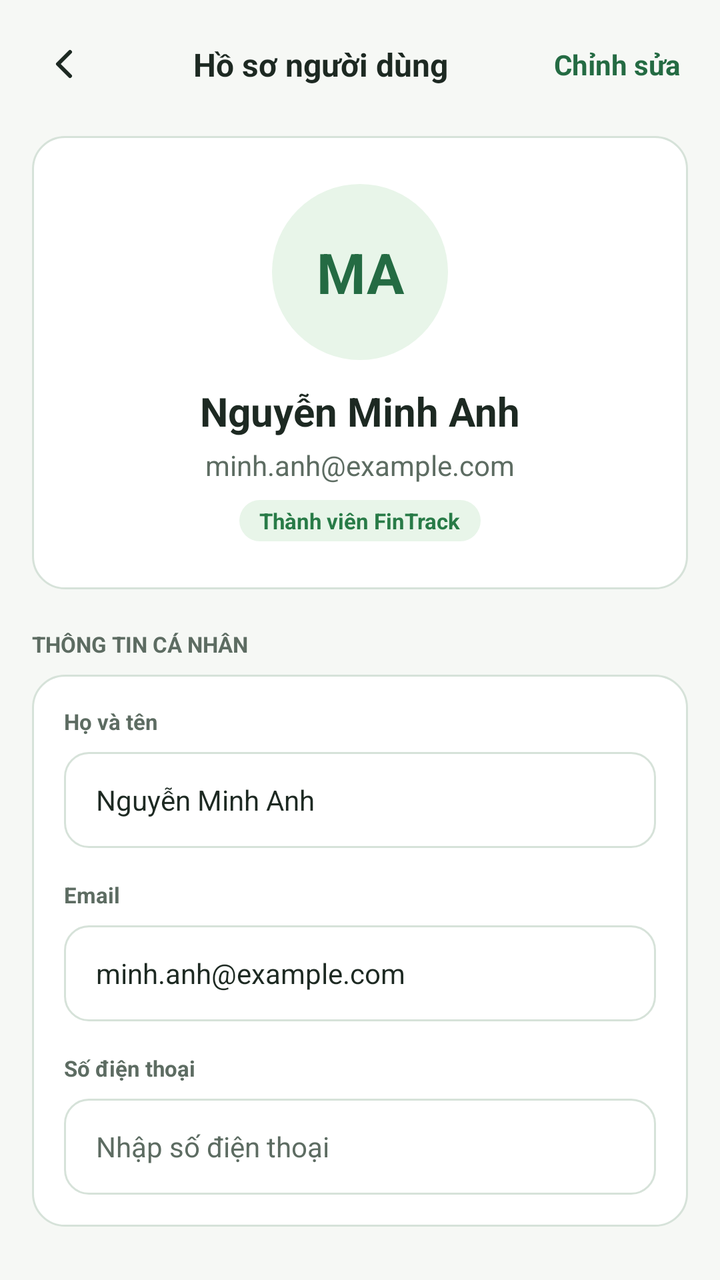
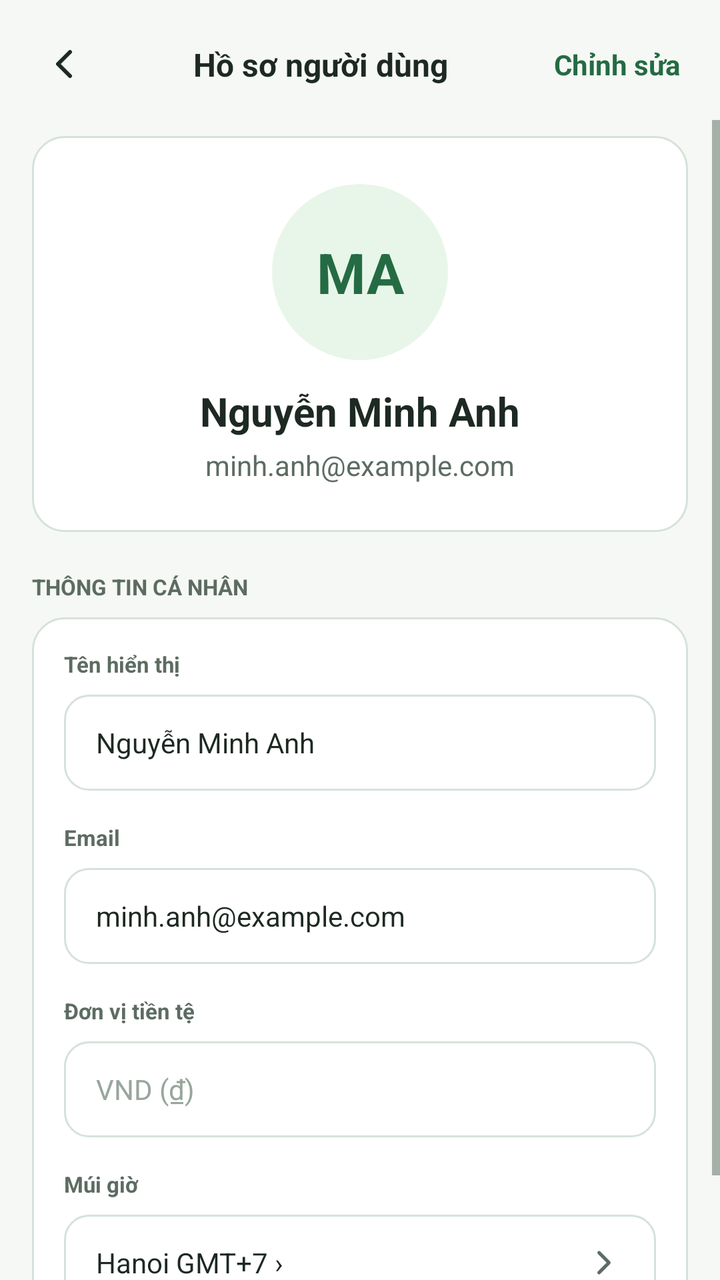

Before-and-after screenshots of an Android layout around one commit, followed by the original layout XML and the change that was made.
<!-- AndroidManifest.xml: application theme Theme.Fintrack -->
<!-- res/layout/activity_setting_user.xml -->
<?xml version="1.0" encoding="utf-8"?>
<androidx.constraintlayout.widget.ConstraintLayout xmlns:android="http://schemas.android.com/apk/res/android"
    xmlns:app="http://schemas.android.com/apk/res-auto"
    android:layout_width="match_parent"
    android:layout_height="match_parent"
    android:background="@color/bg_app_canvas"
    android:fitsSystemWindows="true">

    
    <androidx.constraintlayout.widget.ConstraintLayout
        android:id="@+id/rlHeader"
        android:layout_width="match_parent"
        android:layout_height="wrap_content"
        android:paddingHorizontal="@dimen/spacing_16"
        android:paddingTop="@dimen/spacing_16"
        android:paddingBottom="@dimen/spacing_12"
        app:layout_constraintTop_toTopOf="parent">

        <ImageButton
            android:id="@+id/btnBack"
            android:layout_width="@dimen/icon_back_size"
            android:layout_height="@dimen/icon_back_size"
            android:background="?attr/selectableItemBackgroundBorderless"
            android:contentDescription="@null"
            android:padding="4dp"
            android:src="@drawable/ic_arrow_back"
            app:layout_constraintBottom_toBottomOf="parent"
            app:layout_constraintStart_toStartOf="parent"
            app:layout_constraintTop_toTopOf="parent"
            app:tint="@color/text_primary" />

        <TextView
            android:id="@+id/tvHeaderTitle"
            android:layout_width="0dp"
            android:layout_height="wrap_content"
            android:layout_marginHorizontal="@dimen/spacing_8"
            android:gravity="center"
            android:text="@string/user_profile_title"
            android:textColor="@color/text_primary"
            android:textSize="@dimen/text_size_title_section"
            android:textStyle="bold"
            app:layout_constraintBottom_toBottomOf="parent"
            app:layout_constraintEnd_toStartOf="@id/btnEdit"
            app:layout_constraintStart_toEndOf="@id/btnBack"
            app:layout_constraintTop_toTopOf="parent" />

        <TextView
            android:id="@+id/btnEdit"
            android:layout_width="wrap_content"
            android:layout_height="wrap_content"
            android:background="?attr/selectableItemBackground"
            android:padding="@dimen/spacing_4"
            android:text="@string/action_edit"
            android:textColor="@color/color_primary"
            android:textSize="@dimen/text_size_body_primary"
            android:textStyle="bold"
            app:layout_constraintBottom_toBottomOf="parent"
            app:layout_constraintEnd_toEndOf="parent"
            app:layout_constraintTop_toTopOf="parent" />

    </androidx.constraintlayout.widget.ConstraintLayout>

    <ScrollView
        android:layout_width="match_parent"
        android:layout_height="0dp"
        android:clipToPadding="false"
        android:fillViewport="true"
        android:overScrollMode="never"
        android:paddingBottom="@dimen/spacing_24"
        app:layout_constraintBottom_toBottomOf="parent"
        app:layout_constraintTop_toBottomOf="@id/rlHeader">

        <androidx.constraintlayout.widget.ConstraintLayout
            android:layout_width="match_parent"
            android:layout_height="wrap_content"
            android:paddingHorizontal="@dimen/spacing_16">

            <LinearLayout
                android:id="@+id/llFormContainer"
                android:layout_width="0dp"
                android:layout_height="wrap_content"
                android:orientation="vertical"
                app:layout_constraintEnd_toEndOf="parent"
                app:layout_constraintStart_toStartOf="parent"
                app:layout_constraintTop_toTopOf="parent"
                app:layout_constraintWidth_max="440dp">

                
                <LinearLayout
                    android:layout_width="match_parent"
                    android:layout_height="wrap_content"
                    android:layout_marginTop="@dimen/spacing_8"
                    android:background="@drawable/bg_card_white"
                    android:gravity="center_horizontal"
                    android:orientation="vertical"
                    android:padding="@dimen/spacing_24">

                    <TextView
                        android:id="@+id/tvAvatarInitialsHero"
                        android:layout_width="88dp"
                        android:layout_height="88dp"
                        android:background="@drawable/bg_avatar"
                        android:gravity="center"
                        android:text="@string/sample_user_initials"
                        android:textColor="@color/color_primary"
                        android:textSize="28sp"
                        android:textStyle="bold" />

                    <TextView
                        android:id="@+id/tvDisplayName"
                        android:layout_width="wrap_content"
                        android:layout_height="wrap_content"
                        android:layout_marginTop="@dimen/spacing_12"
                        android:text="@string/sample_user_name"
                        android:textColor="@color/text_primary"
                        android:textSize="20sp"
                        android:textStyle="bold" />

                    <TextView
                        android:id="@+id/tvDisplayEmail"
                        android:layout_width="wrap_content"
                        android:layout_height="wrap_content"
                        android:layout_marginTop="4dp"
                        android:text="@string/sample_user_email"
                        android:textColor="@color/text_secondary"
                        android:textSize="@dimen/text_size_body_primary" />

                    <TextView
                        android:layout_width="wrap_content"
                        android:layout_height="wrap_content"
                        android:layout_marginTop="@dimen/spacing_8"
                        android:background="@drawable/bg_badge_in_budget"
                        android:paddingHorizontal="10dp"
                        android:paddingVertical="3dp"
                        android:text="Thành viên FinTrack"
                        android:textColor="@color/status_success"
                        android:textSize="11sp"
                        android:textStyle="bold" />
                </LinearLayout>

                <TextView
                    android:layout_width="wrap_content"
                    android:layout_height="wrap_content"
                    android:layout_marginTop="@dimen/spacing_20"
                    android:layout_marginBottom="@dimen/spacing_8"
                    android:text="@string/section_personal_info"
                    android:textColor="@color/text_secondary"
                    android:textSize="11sp"
                    android:textStyle="bold" />

                
                <LinearLayout
                    android:layout_width="match_parent"
                    android:layout_height="wrap_content"
                    android:background="@drawable/bg_card_white"
                    android:orientation="vertical"
                    android:padding="@dimen/spacing_16">

                    <TextView
                        android:layout_width="match_parent"
                        android:layout_height="wrap_content"
                        android:text="@string/label_full_name"
                        android:textColor="@color/text_secondary"
                        android:textSize="@dimen/text_size_caption"
                        android:textStyle="bold" />

                    <EditText
                        android:id="@+id/etFullName"
                        android:layout_width="match_parent"
                        android:layout_height="@dimen/input_height"
                        android:layout_marginTop="@dimen/spacing_8"
                        android:autofillHints="name"
                        android:background="@drawable/bg_currency_box"
                        android:enabled="false"
                        android:inputType="textPersonName"
                        android:paddingHorizontal="@dimen/spacing_16"
                        android:singleLine="true"
                        android:text="@string/sample_user_name"
                        android:textColor="@color/text_primary"
                        android:textColorHint="@color/text_hint"
                        android:textSize="@dimen/text_size_body_primary" />

                    <TextView
                        android:layout_width="match_parent"
                        android:layout_height="wrap_content"
                        android:layout_marginTop="@dimen/spacing_16"
                        android:text="@string/label_email"
                        android:textColor="@color/text_secondary"
                        android:textSize="@dimen/text_size_caption"
                        android:textStyle="bold" />

                    <EditText
                        android:id="@+id/etEmail"
                        android:layout_width="match_parent"
                        android:layout_height="@dimen/input_height"
                        android:layout_marginTop="@dimen/spacing_8"
                        android:autofillHints="emailAddress"
                        android:background="@drawable/bg_currency_box"
                        android:enabled="false"
                        android:inputType="textEmailAddress"
                        android:paddingHorizontal="@dimen/spacing_16"
                        android:singleLine="true"
                        android:text="@string/sample_user_email"
                        android:textColor="@color/text_primary"
                        android:textColorHint="@color/text_hint"
                        android:textSize="@dimen/text_size_body_primary" />

                    <TextView
                        android:layout_width="match_parent"
                        android:layout_height="wrap_content"
                        android:layout_marginTop="@dimen/spacing_16"
                        android:text="@string/label_phone_number"
                        android:textColor="@color/text_secondary"
                        android:textSize="@dimen/text_size_caption"
                        android:textStyle="bold" />

                    <EditText
                        android:id="@+id/etPhone"
                        android:layout_width="match_parent"
                        android:layout_height="@dimen/input_height"
                        android:layout_marginTop="@dimen/spacing_8"
                        android:autofillHints="phone"
                        android:background="@drawable/bg_currency_box"
                        android:enabled="false"
                        android:hint="@string/hint_enter_phone"
                        android:inputType="phone"
                        android:paddingHorizontal="@dimen/spacing_16"
                        android:singleLine="true"
                        android:textColor="@color/text_primary"
                        android:textColorHint="@color/text_hint"
                        android:textSize="@dimen/text_size_body_primary" />
                </LinearLayout>

                <androidx.appcompat.widget.AppCompatButton
                    android:id="@+id/btnSaveProfile"
                    android:layout_width="match_parent"
                    android:layout_height="@dimen/button_height"
                    android:layout_marginTop="@dimen/spacing_24"
                    android:background="@drawable/bg_button_primary"
                    android:text="@string/btn_save_changes"
                    android:textAllCaps="false"
                    android:textColor="@color/white"
                    android:textSize="@dimen/text_size_button"
                    android:textStyle="bold"
                    android:visibility="gone" />

                <androidx.appcompat.widget.AppCompatButton
                    android:id="@+id/btnCancelEdit"
                    android:layout_width="match_parent"
                    android:layout_height="@dimen/button_height"
                    android:layout_marginTop="@dimen/spacing_12"
                    android:background="@drawable/bg_button_outline"
                    android:text="@string/btn_cancel"
                    android:textAllCaps="false"
                    android:textColor="@color/text_primary"
                    android:textSize="@dimen/text_size_button"
                    android:textStyle="bold"
                    android:visibility="gone" />

            </LinearLayout>

        </androidx.constraintlayout.widget.ConstraintLayout>

    </ScrollView>

</androidx.constraintlayout.widget.ConstraintLayout>
<!-- resources referenced by this layout -->
<resources>
  <color name="bg_app_canvas">@color/neutral_canvas</color>
  <color name="color_primary">@color/green_brand_700</color>
  <color name="status_success">@color/semantic_success</color>
  <color name="text_hint">@color/neutral_text_600</color>
  <color name="text_primary">@color/neutral_text_900</color>
  <color name="text_secondary">@color/neutral_text_600</color>
  <color name="white">#FFFFFF</color>
  <dimen name="button_height">48dp</dimen>
  <dimen name="icon_back_size">32dp</dimen>
  <dimen name="input_height">48dp</dimen>
  <dimen name="spacing_12">12dp</dimen>
  <dimen name="spacing_16">16dp</dimen>
  <dimen name="spacing_20">20dp</dimen>
  <dimen name="spacing_24">24dp</dimen>
  <dimen name="spacing_4">4dp</dimen>
  <dimen name="spacing_8">8dp</dimen>
  <dimen name="text_size_body_primary">14sp</dimen>
  <dimen name="text_size_button">14sp</dimen>
  <dimen name="text_size_caption">11sp</dimen>
  <dimen name="text_size_title_section">16sp</dimen>
  <!-- drawable bg_avatar (drawable) -->
  <?xml version="1.0" encoding="utf-8"?>
  <shape xmlns:android="http://schemas.android.com/apk/res/android"
      android:shape="oval">
      <solid android:color="#E8F5E9" />
  </shape>
  <!-- drawable bg_badge_in_budget (drawable) -->
  <?xml version="1.0" encoding="utf-8"?>
  <shape xmlns:android="http://schemas.android.com/apk/res/android"
      android:shape="rectangle">
      <solid android:color="#E8F5E9" />
      <corners android:radius="12dp" />
  </shape>
  <!-- drawable bg_currency_box (drawable) -->
  <?xml version="1.0" encoding="utf-8"?>
  <shape xmlns:android="http://schemas.android.com/apk/res/android"
      android:shape="rectangle">
      <solid android:color="#FFFFFF" />
      <stroke android:width="1dp" android:color="#D6E2D9" />
      <corners android:radius="12dp" />
  </shape>
  <string name="action_edit">Chỉnh sửa</string>
  <string name="btn_cancel">Huỷ</string>
  <string name="btn_save_changes">Lưu thay đổi</string>
  <string name="hint_enter_phone">Nhập số điện thoại</string>
  <string name="label_email">Email</string>
  <string name="label_full_name">Họ và tên</string>
  <string name="label_phone_number">Số điện thoại</string>
  <string name="sample_user_email">minh.anh@example.com</string>
  <string name="sample_user_initials">MA</string>
  <string name="sample_user_name">Nguyễn Minh Anh</string>
  <string name="section_personal_info">THÔNG TIN CÁ NHÂN</string>
  <string name="user_profile_title">Hồ sơ người dùng</string>
  <style name="Theme.Fintrack" parent="Base.Theme.Fintrack" />
  <color name="neutral_canvas">#F6F8F5</color>
  <color name="green_brand_700">#246B43</color>
  <color name="semantic_success">#287B47</color>
  <color name="neutral_text_600">#5D6C62</color>
  <color name="neutral_text_900">#1D2922</color>
  <color name="color_primary_pressed">@color/green_brand_800</color>
  <dimen name="radius_input_button">12dp</dimen>
  <color name="bg_card_surface">@color/neutral_surface</color>
  <color name="divider_light">@color/neutral_border</color>
  <dimen name="radius_card">16dp</dimen>
  <color name="green_brand_800">#1C5636</color>
  <color name="neutral_surface">#FFFFFF</color>
  <color name="neutral_border">#D6E2D9</color>
  <color name="text_on_primary">@color/neutral_surface</color>
  <color name="color_accent">@color/green_accent_500</color>
  <color name="bg_surface_secondary">@color/neutral_surface_alt</color>
  <color name="green_accent_500">#4CAF50</color>
  <color name="neutral_surface_alt">#F0F4F0</color>
  <!-- unchanged entries left out for length: 5 -->
</resources>

<!-- the commit's change to res/layout/activity_setting_user.xml (unified diff, before → after) -->
@@ -124,18 +124,6 @@
                         android:text="@string/sample_user_email"
                         android:textColor="@color/text_secondary"
                         android:textSize="@dimen/text_size_body_primary" />
-
-                    <TextView
-                        android:layout_width="wrap_content"
-                        android:layout_height="wrap_content"
-                        android:layout_marginTop="@dimen/spacing_8"
-                        android:background="@drawable/bg_badge_in_budget"
-                        android:paddingHorizontal="10dp"
-                        android:paddingVertical="3dp"
-                        android:text="Thành viên FinTrack"
-                        android:textColor="@color/status_success"
-                        android:textSize="11sp"
-                        android:textStyle="bold" />
                 </LinearLayout>
 
                 <TextView
@@ -159,13 +147,13 @@
                     <TextView
                         android:layout_width="match_parent"
                         android:layout_height="wrap_content"
-                        android:text="@string/label_full_name"
+                        android:text="@string/label_display_name"
                         android:textColor="@color/text_secondary"
                         android:textSize="@dimen/text_size_caption"
                         android:textStyle="bold" />
 
                     <EditText
-                        android:id="@+id/etFullName"
+                        android:id="@+id/etDisplayName"
                         android:layout_width="match_parent"
                         android:layout_height="@dimen/input_height"
                         android:layout_marginTop="@dimen/spacing_8"
@@ -209,26 +197,61 @@
                         android:layout_width="match_parent"
                         android:layout_height="wrap_content"
                         android:layout_marginTop="@dimen/spacing_16"
-                        android:text="@string/label_phone_number"
-                        android:textColor="@color/text_secondary"
-                        android:textSize="@dimen/text_size_caption"
-                        android:textStyle="bold" />
-
-                    <EditText
-                        android:id="@+id/etPhone"
-                        android:layout_width="match_parent"
-                        android:layout_height="@dimen/input_height"
-                        android:layout_marginTop="@dimen/spacing_8"
-                        android:autofillHints="phone"
-                        android:background="@drawable/bg_currency_box"
-                        android:enabled="false"
-                        android:hint="@string/hint_enter_phone"
-                        android:inputType="phone"
+                        android:text="@string/currency_unit"
+                        android:textColor="@color/text_secondary"
+                        android:textSize="@dimen/text_size_caption"
+                        android:textStyle="bold" />
+
+                    <TextView
+                        android:id="@+id/tvCurrencyValue"
+                        android:layout_width="match_parent"
+                        android:layout_height="@dimen/input_height"
+                        android:layout_marginTop="@dimen/spacing_8"
+                        android:background="@drawable/bg_currency_box"
+                        android:gravity="center_vertical"
                         android:paddingHorizontal="@dimen/spacing_16"
-                        android:singleLine="true"
-                        android:textColor="@color/text_primary"
-                        android:textColorHint="@color/text_hint"
-                        android:textSize="@dimen/text_size_body_primary" />
+                        android:text="@string/currency_vnd_read_only"
+                        android:textColor="@color/text_disabled"
+                        android:textSize="@dimen/text_size_body_primary" />
+
+                    <TextView
+                        android:layout_width="match_parent"
+                        android:layout_height="wrap_content"
+                        android:layout_marginTop="@dimen/spacing_16"
+                        android:text="@string/time_zone"
+                        android:textColor="@color/text_secondary"
+                        android:textSize="@dimen/text_size_caption"
+                        android:textStyle="bold" />
+
+                    <LinearLayout
+                        android:id="@+id/rowTimezone"
+                        android:layout_width="match_parent"
+                        android:layout_height="@dimen/input_height"
+                        android:layout_marginTop="@dimen/spacing_8"
+                        android:background="@drawable/bg_currency_box"
+                        android:clickable="true"
+                        android:focusable="true"
+                        android:foreground="?attr/selectableItemBackground"
+                        android:gravity="center_vertical"
+                        android:orientation="horizontal"
+                        android:paddingHorizontal="@dimen/spacing_16">
+
+                        <TextView
+                            android:id="@+id/tvTimezoneValue"
+                            android:layout_width="0dp"
+                            android:layout_height="wrap_content"
+                            android:layout_weight="1"
+                            android:text="@string/setting_timezone_val"
+                            android:textColor="@color/text_primary"
+                            android:textSize="@dimen/text_size_body_primary" />
+
+                        <ImageView
+                            android:layout_width="20dp"
+                            android:layout_height="20dp"
+                            android:contentDescription="@null"
+                            android:src="@drawable/ic_chevron_right"
+                            app:tint="@color/text_secondary" />
+                    </LinearLayout>
                 </LinearLayout>
 
                 <androidx.appcompat.widget.AppCompatButton
<!-- resource entries referenced after the edit -->
@@ -2,7 +2,7 @@
 <resources>
   <color name="bg_app_canvas">@color/neutral_canvas</color>
   <color name="color_primary">@color/green_brand_700</color>
-  <color name="status_success">@color/semantic_success</color>
+  <color name="text_disabled">@color/neutral_text_400</color>
   <color name="text_hint">@color/neutral_text_600</color>
   <color name="text_primary">@color/neutral_text_900</color>
   <color name="text_secondary">@color/neutral_text_600</color>
@@ -26,13 +26,6 @@
       android:shape="oval">
       <solid android:color="#E8F5E9" />
   </shape>
-  <!-- drawable bg_badge_in_budget (drawable) -->
-  <?xml version="1.0" encoding="utf-8"?>
-  <shape xmlns:android="http://schemas.android.com/apk/res/android"
-      android:shape="rectangle">
-      <solid android:color="#E8F5E9" />
-      <corners android:radius="12dp" />
-  </shape>
   <!-- drawable bg_currency_box (drawable) -->
   <?xml version="1.0" encoding="utf-8"?>
   <shape xmlns:android="http://schemas.android.com/apk/res/android"
@@ -41,22 +34,38 @@
       <stroke android:width="1dp" android:color="#D6E2D9" />
       <corners android:radius="12dp" />
   </shape>
+  <!-- drawable ic_chevron_right (drawable) -->
+  <vector xmlns:android="http://schemas.android.com/apk/res/android"
+      android:width="20dp"
+      android:height="20dp"
+      android:viewportWidth="24"
+      android:viewportHeight="24">
+      <path
+          android:fillColor="#00000000"
+          android:strokeColor="#667085"
+          android:strokeWidth="2"
+          android:strokeLineCap="round"
+          android:strokeLineJoin="round"
+          android:pathData="M9,18 L15,12 L9,6" />
+  </vector>
   <string name="action_edit">Chỉnh sửa</string>
   <string name="btn_cancel">Huỷ</string>
   <string name="btn_save_changes">Lưu thay đổi</string>
-  <string name="hint_enter_phone">Nhập số điện thoại</string>
+  <string name="currency_unit">Đơn vị tiền tệ</string>
+  <string name="currency_vnd_read_only">VND (₫)</string>
+  <string name="label_display_name">Tên hiển thị</string>
   <string name="label_email">Email</string>
-  <string name="label_full_name">Họ và tên</string>
-  <string name="label_phone_number">Số điện thoại</string>
   <string name="sample_user_email">minh.anh@example.com</string>
   <string name="sample_user_initials">MA</string>
   <string name="sample_user_name">Nguyễn Minh Anh</string>
   <string name="section_personal_info">THÔNG TIN CÁ NHÂN</string>
+  <string name="setting_timezone_val">Hanoi GMT+7  ›</string>
+  <string name="time_zone">Múi giờ</string>
   <string name="user_profile_title">Hồ sơ người dùng</string>
   <style name="Theme.Fintrack" parent="Base.Theme.Fintrack" />
   <color name="neutral_canvas">#F6F8F5</color>
   <color name="green_brand_700">#246B43</color>
-  <color name="semantic_success">#287B47</color>
+  <color name="neutral_text_400">#98A69C</color>
   <color name="neutral_text_600">#5D6C62</color>
   <color name="neutral_text_900">#1D2922</color>
   <color name="color_primary_pressed">@color/green_brand_800</color>
